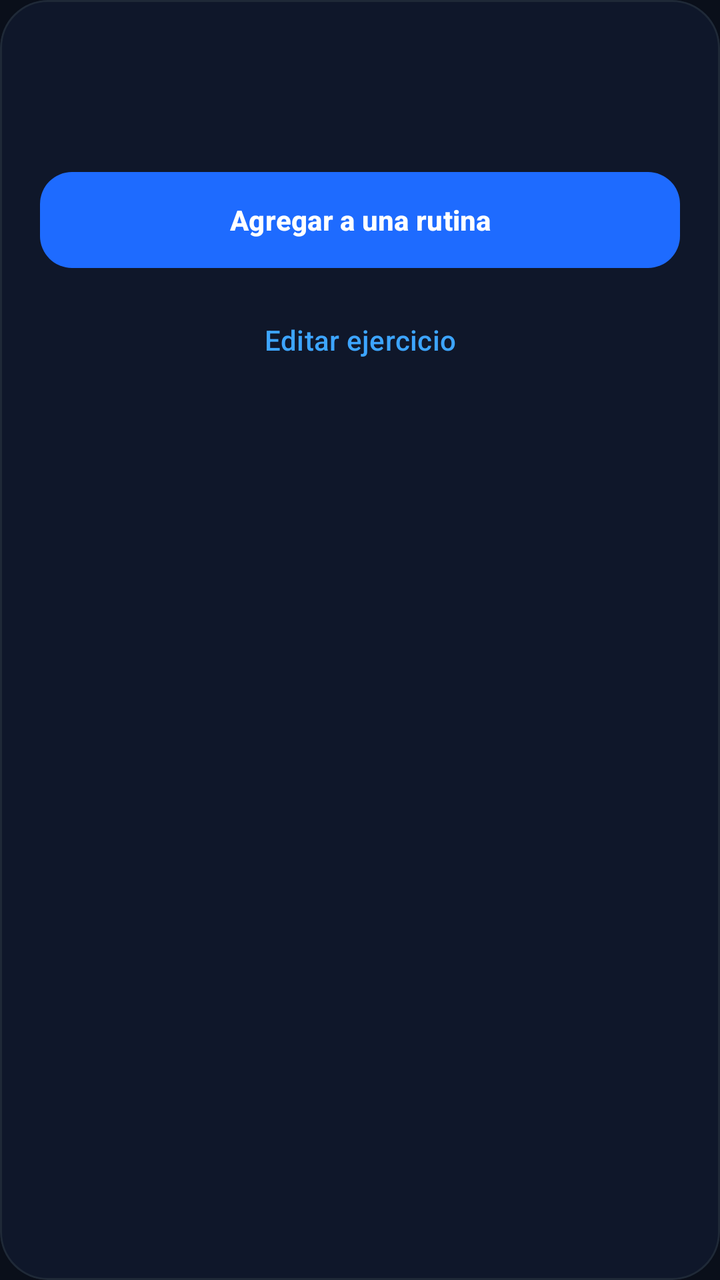
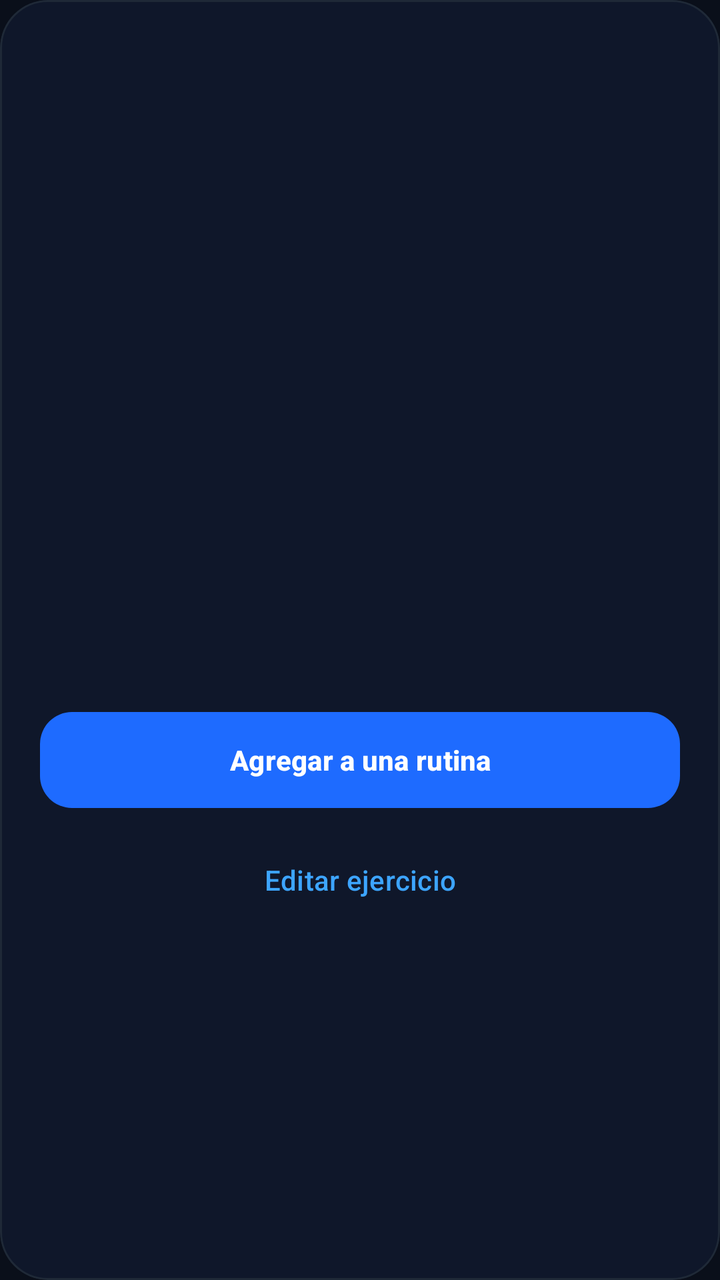

Two renders of the same Android screen: before a commit and after it. Below are the layout's source before the change and the commit's diff.
<!-- AndroidManifest.xml: application theme Theme.Marber -->
<!-- res/layout/item_ejercicio_activity_ejercicios.xml -->
<?xml version="1.0" encoding="utf-8"?>
<com.google.android.material.card.MaterialCardView
    xmlns:android="http://schemas.android.com/apk/res/android"
    xmlns:app="http://schemas.android.com/apk/res-auto"

    android:layout_width="match_parent"
    android:layout_height="wrap_content"

    android:layout_marginStart="8dp"
    android:layout_marginEnd="8dp"
    android:layout_marginBottom="16dp"

    app:cardBackgroundColor="@color/marber_surface"
    app:cardCornerRadius="24dp"
    app:cardElevation="0dp"
    app:strokeWidth="1dp"
    app:strokeColor="@color/marber_surface_alt">

    <androidx.constraintlayout.widget.ConstraintLayout
        android:layout_width="match_parent"
        android:layout_height="wrap_content">

        <ImageView
            android:id="@+id/imgEjercicio"
            android:layout_width="0dp"
            android:layout_height="wrap_content"
            android:scaleType="centerCrop"

            app:layout_constraintTop_toTopOf="parent"
            app:layout_constraintStart_toStartOf="parent"
            app:layout_constraintEnd_toEndOf="parent"/>

        <TextView
            android:id="@+id/txtMusculo"
            android:layout_width="wrap_content"
            android:layout_height="wrap_content"

            android:layout_marginStart="20dp"
            android:layout_marginTop="16dp"

            android:textColor="@color/marber_primary"
            android:textStyle="bold"
            android:textSize="11sp"
            android:letterSpacing="0.15"

            app:layout_constraintTop_toBottomOf="@id/imgEjercicio"
            app:layout_constraintStart_toStartOf="parent"/>

        <TextView
            android:id="@+id/txtNombre"
            android:layout_width="0dp"
            android:layout_height="wrap_content"

            android:layout_marginStart="20dp"
            android:layout_marginEnd="20dp"
            android:layout_marginTop="6dp"

            android:textSize="22sp"
            android:textStyle="bold"
            android:textColor="@color/marber_text_high"

            app:layout_constraintTop_toBottomOf="@id/txtMusculo"
            app:layout_constraintStart_toStartOf="parent"
            app:layout_constraintEnd_toEndOf="parent"/>

        <com.google.android.material.button.MaterialButton
            android:id="@+id/btnAgregarARutina"

            style="@style/Widget.Marber.Button.Primary"

            android:layout_width="0dp"
            android:layout_height="wrap_content"

            android:layout_marginStart="20dp"
            android:layout_marginEnd="20dp"
            android:layout_marginTop="16dp"

            android:text="@string/agregar_a_rutina"

            app:layout_constraintTop_toBottomOf="@id/txtNombre"
            app:layout_constraintStart_toStartOf="parent"
            app:layout_constraintEnd_toEndOf="parent"/>

        <com.google.android.material.button.MaterialButton
            android:id="@+id/btnEditarEjercicio"

            style="@style/Widget.Marber.Button.Quiet"

            android:layout_width="0dp"
            android:layout_height="wrap_content"

            android:layout_marginStart="20dp"
            android:layout_marginEnd="20dp"
            android:layout_marginTop="8dp"
            android:layout_marginBottom="16dp"

            android:text="@string/editar_ejercicio"

            app:layout_constraintTop_toBottomOf="@id/btnAgregarARutina"
            app:layout_constraintBottom_toBottomOf="parent"
            app:layout_constraintStart_toStartOf="parent"
            app:layout_constraintEnd_toEndOf="parent"/>

    </androidx.constraintlayout.widget.ConstraintLayout>

</com.google.android.material.card.MaterialCardView>
<!-- resources referenced by this layout -->
<resources>
  <color name="marber_primary">#1E6BFF</color>
  <color name="marber_surface">#0F172A</color>
  <color name="marber_surface_alt">#1F2937</color>
  <color name="marber_text_high">#FFFFFF</color>
  <string name="agregar_a_rutina">Agregar a una rutina</string>
  <string name="editar_ejercicio">Editar ejercicio</string>
  <style name="Widget.Marber.Button.Primary" parent="Widget.Material3.Button">
          <item name="backgroundTint">@color/marber_primary</item>
          <item name="android:textColor">@color/marber_text_high</item>
          <item name="cornerRadius">16dp</item>
          <item name="android:minHeight">56dp</item>
          <item name="android:textAllCaps">false</item>
          <item name="android:textStyle">bold</item>
          <item name="rippleColor">#40FFFFFF</item>
      </style>
  <style name="Widget.Marber.Button.Quiet" parent="Widget.Material3.Button.TextButton">
          <item name="android:textColor">@color/marber_primary_light</item>
          <item name="iconTint">@color/marber_primary_light</item>
          <item name="android:minHeight">48dp</item>
          <item name="android:textAllCaps">false</item>
          <item name="cornerRadius">12dp</item>
          <item name="rippleColor">#203DA5FF</item>
      </style>
  <style name="Theme.Marber" parent="Base.Theme.Marber" />
  <color name="marber_primary_light">#3DA5FF</color>
  <style name="Base.Theme.Marber" parent="Platform.Theme.Marber">
          <item name="colorPrimary">@color/marber_primary</item>
          <item name="colorOnPrimary">@color/marber_text_high</item>
          <item name="colorSurface">@color/marber_surface</item>
          <item name="colorOnSurface">@color/marber_text_high</item>
          <item name="colorOnSurfaceVariant">@color/marber_text_medium</item>
          <item name="colorOutline">@color/marber_surface_alt</item>
          <item name="colorOnBackground">@color/marber_text_high</item>
          <item name="android:colorBackground">@color/marber_background</item>
          <item name="android:windowBackground">@color/marber_background</item>
          <item name="colorError">@color/marber_error</item>
          <item name="colorOnError">@color/marber_background</item>
          <item name="android:textColorPrimary">@color/marber_text_high</item>
          <item name="android:textColorSecondary">@color/marber_text_medium</item>
          <item name="android:statusBarColor">@color/marber_background</item>
          <item name="android:navigationBarColor">@color/marber_background</item>
          <item name="android:windowLightStatusBar">false</item>
      </style>
  <style name="Platform.Theme.Marber" parent="Theme.Material3.DayNight.NoActionBar" />
  <color name="marber_text_medium">#B0B8C5</color>
  <color name="marber_background">#0A0F1A</color>
  <color name="marber_error">#FF6B6B</color>
</resources>

<!-- the commit's change to res/layout/item_ejercicio_activity_ejercicios.xml (unified diff, before → after) -->
@@ -23,9 +23,9 @@
         <ImageView
             android:id="@+id/imgEjercicio"
             android:layout_width="0dp"
-            android:layout_height="wrap_content"
+            android:layout_height="0dp"
             android:scaleType="centerCrop"
-
+            app:layout_constraintDimensionRatio="4:3"
             app:layout_constraintTop_toTopOf="parent"
             app:layout_constraintStart_toStartOf="parent"
             app:layout_constraintEnd_toEndOf="parent"/>
